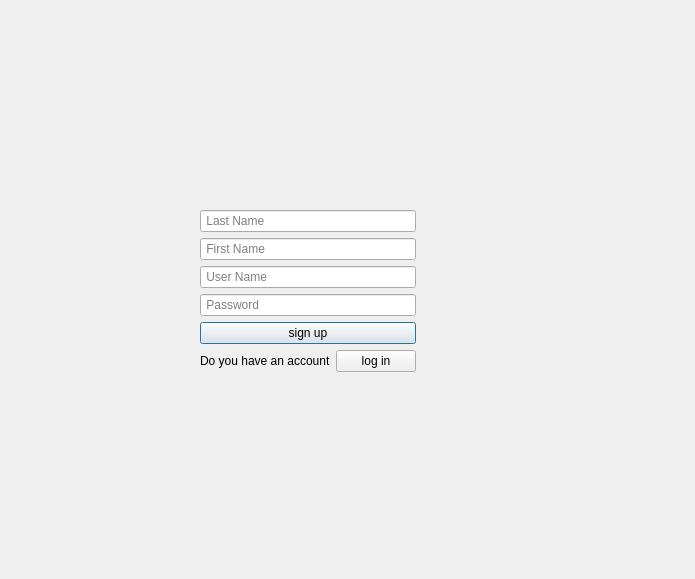
Before: the Qt Designer form code/signup.ui in SAliAkhiM/AP-Project-Daligram, drawn with Qt 5.
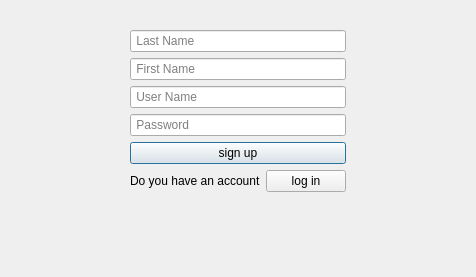
After: the same form once the commit is applied.

What changed in the file:
```diff
--- a/code/signup.ui
+++ b/code/signup.ui
@@ -6,8 +6,8 @@
    <rect>
     <x>0</x>
     <y>0</y>
-    <width>695</width>
-    <height>579</height>
+    <width>476</width>
+    <height>277</height>
    </rect>
   </property>
   <property name="windowTitle">
@@ -16,8 +16,8 @@
   <widget class="QWidget" name="">
    <property name="geometry">
     <rect>
-     <x>200</x>
-     <y>210</y>
+     <x>130</x>
+     <y>30</y>
      <width>216</width>
      <height>168</height>
     </rect>
```
